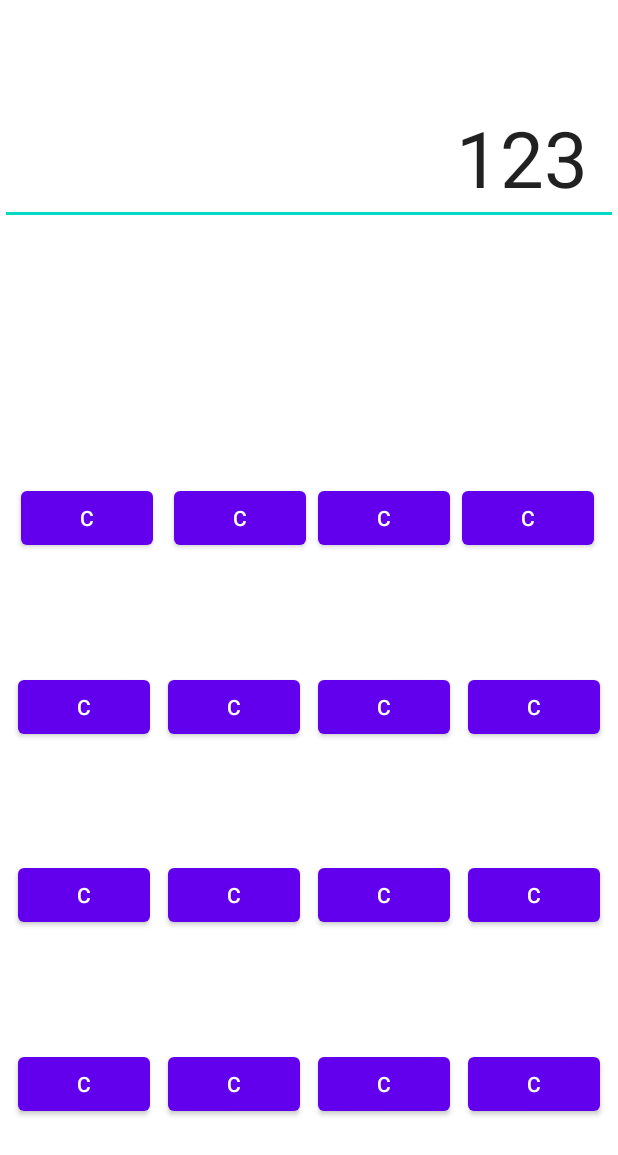
After one commit to 23err/AndroidJavaLessons, an Android app: the layout activity_main_constraint.xml on its own in the app's theme, with its tools: preview values and no code run, on a phone screen of 412 x 824 dp. The commit adds this screen. Shown: the top 1155 px of the screen. Run offline under Robolectric (Android 15) with nearby library versions, the phone set to English and light mode, and no system bars.

Commit message:
выбор layout - constraintLayout

```diff
--- a/app/src/main/res/layout/activity_layout_linear.xml
+++ b/app/src/main/res/layout/activity_layout_linear.xml
@@ -27,6 +27,7 @@
                 android:layout_height="wrap_content"
                 android:text="@string/clear_all"
                 android:textSize="@dimen/text_size_btn" />
+
             <Button
                 android:id="@+id/btnClear"
                 android:layout_width="wrap_content"
--- /dev/null
+++ b/app/src/main/res/layout/activity_main_constraint.xml
@@ -0,0 +1,210 @@
+<?xml version="1.0" encoding="utf-8"?>
+<androidx.constraintlayout.widget.ConstraintLayout xmlns:android="http://schemas.android.com/apk/res/android"
+    xmlns:app="http://schemas.android.com/apk/res-auto"
+    xmlns:tools="http://schemas.android.com/tools"
+    android:layout_width="match_parent"
+    android:layout_height="match_parent">
+
+    <Button
+        android:id="@+id/btnClearAll12"
+        android:layout_width="wrap_content"
+        android:layout_height="wrap_content"
+        android:text="@string/clear_all"
+        app:layout_constraintBottom_toBottomOf="parent"
+        app:layout_constraintEnd_toEndOf="parent"
+        app:layout_constraintHorizontal_bias="0.5"
+        app:layout_constraintStart_toEndOf="@+id/btnClearAll16"
+        app:layout_constraintTop_toBottomOf="@+id/btnClearAll10" />
+
+    <Button
+        android:id="@+id/btnClearAll11"
+        android:layout_width="wrap_content"
+        android:layout_height="wrap_content"
+        android:text="@string/clear_all"
+        app:layout_constraintBottom_toTopOf="@+id/btnClearAll14"
+        app:layout_constraintEnd_toStartOf="@+id/btnClearAll13"
+        app:layout_constraintHorizontal_bias="0.5"
+        app:layout_constraintStart_toEndOf="@+id/btnClearAll15"
+        app:layout_constraintTop_toBottomOf="@+id/btnClearAll2" />
+
+    <Button
+        android:id="@+id/btnClearAll13"
+        android:layout_width="wrap_content"
+        android:layout_height="wrap_content"
+        android:text="@string/clear_all"
+        app:layout_constraintBottom_toTopOf="@+id/btnClearAll16"
+        app:layout_constraintEnd_toStartOf="@+id/btnClearAll10"
+        app:layout_constraintHorizontal_bias="0.5"
+        app:layout_constraintStart_toEndOf="@+id/btnClearAll11"
+        app:layout_constraintTop_toBottomOf="@+id/btnClearAll3" />
+
+    <Button
+        android:id="@+id/btnClearAll16"
+        android:layout_width="wrap_content"
+        android:layout_height="wrap_content"
+        android:text="@string/clear_all"
+        app:layout_constraintBottom_toBottomOf="parent"
+        app:layout_constraintEnd_toStartOf="@+id/btnClearAll12"
+        app:layout_constraintHorizontal_bias="0.5"
+        app:layout_constraintStart_toEndOf="@+id/btnClearAll14"
+        app:layout_constraintTop_toBottomOf="@+id/btnClearAll13" />
+
+    <Button
+        android:id="@+id/btnClearAll14"
+        android:layout_width="wrap_content"
+        android:layout_height="wrap_content"
+        android:text="@string/clear_all"
+        app:layout_constraintBottom_toBottomOf="parent"
+        app:layout_constraintEnd_toStartOf="@+id/btnClearAll16"
+        app:layout_constraintHorizontal_bias="0.5"
+        app:layout_constraintStart_toEndOf="@+id/btnClearAll9"
+        app:layout_constraintTop_toBottomOf="@+id/btnClearAll11" />
+
+    <Button
+        android:id="@+id/btnClearAll10"
+        android:layout_width="wrap_content"
+        android:layout_height="wrap_content"
+        android:text="@string/clear_all"
+        app:layout_constraintBottom_toTopOf="@+id/btnClearAll12"
+        app:layout_constraintEnd_toEndOf="parent"
+        app:layout_constraintHorizontal_bias="0.5"
+        app:layout_constraintStart_toEndOf="@+id/btnClearAll13"
+        app:layout_constraintTop_toBottomOf="@+id/btnClearAll4" />
+
+    <Button
+        android:id="@+id/btnClearAll6"
+        android:layout_width="wrap_content"
+        android:layout_height="wrap_content"
+        android:layout_marginStart="292dp"
+        android:text="@string/clear_all"
+        app:layout_constraintBottom_toTopOf="@+id/btnClearAll4"
+        app:layout_constraintEnd_toEndOf="parent"
+        app:layout_constraintHorizontal_bias="0.5"
+        app:layout_constraintStart_toEndOf="@+id/btnClearAll8"
+        app:layout_constraintStart_toStartOf="parent"
+        app:layout_constraintTop_toTopOf="@+id/guideline2" />
+
+    <Button
+        android:id="@+id/btnClearAll7"
+        android:layout_width="wrap_content"
+        android:layout_height="wrap_content"
+        android:layout_marginStart="108dp"
+        android:text="@string/clear_all"
+        app:layout_constraintBottom_toTopOf="@+id/btnClearAll2"
+        app:layout_constraintEnd_toStartOf="@+id/btnClearAll8"
+        app:layout_constraintHorizontal_bias="0.5"
+        app:layout_constraintStart_toEndOf="@+id/btnClearAll"
+        app:layout_constraintStart_toStartOf="parent"
+        app:layout_constraintTop_toTopOf="@+id/guideline2" />
+
+    <Button
+        android:id="@+id/btnClearAll8"
+        android:layout_width="wrap_content"
+        android:layout_height="wrap_content"
+        android:layout_marginStart="204dp"
+        android:text="@string/clear_all"
+        app:layout_constraintBottom_toTopOf="@+id/btnClearAll3"
+        app:layout_constraintEnd_toStartOf="@+id/btnClearAll6"
+        app:layout_constraintHorizontal_bias="0.5"
+        app:layout_constraintStart_toEndOf="@+id/btnClearAll7"
+        app:layout_constraintStart_toStartOf="parent"
+        app:layout_constraintTop_toTopOf="@+id/guideline2" />
+
+    <EditText
+        android:id="@+id/editText"
+        android:layout_width="match_parent"
+        android:layout_height="wrap_content"
+        android:layout_marginTop="60dp"
+        android:gravity="end"
+        android:paddingHorizontal="20dp"
+        android:paddingVertical="10dp"
+        android:textSize="@dimen/edit_text_size"
+        app:layout_constraintEnd_toEndOf="parent"
+        app:layout_constraintStart_toStartOf="parent"
+        app:layout_constraintTop_toTopOf="parent"
+        tools:text="123" />
+
+    <Button
+        android:id="@+id/btnClearAll"
+        android:layout_width="wrap_content"
+        android:layout_height="wrap_content"
+        android:text="@string/clear_all"
+        app:layout_constraintBottom_toTopOf="@+id/btnClearAll5"
+        app:layout_constraintEnd_toStartOf="@+id/btnClearAll7"
+        app:layout_constraintStart_toStartOf="parent"
+        app:layout_constraintTop_toTopOf="@+id/guideline2" />
+
+    <Button
+        android:id="@+id/btnClearAll5"
+        android:layout_width="wrap_content"
+        android:layout_height="wrap_content"
+        android:text="@string/clear_all"
+        app:layout_constraintBottom_toTopOf="@+id/btnClearAll15"
+        app:layout_constraintEnd_toStartOf="@+id/btnClearAll2"
+        app:layout_constraintHorizontal_bias="0.5"
+        app:layout_constraintStart_toStartOf="parent"
+        app:layout_constraintTop_toBottomOf="@+id/btnClearAll" />
+
+    <Button
+        android:id="@+id/btnClearAll9"
+        android:layout_width="wrap_content"
+        android:layout_height="wrap_content"
+        android:text="@string/clear_all"
+        app:layout_constraintBottom_toBottomOf="parent"
+        app:layout_constraintEnd_toStartOf="@+id/btnClearAll14"
+        app:layout_constraintHorizontal_bias="0.5"
+        app:layout_constraintStart_toStartOf="parent"
+        app:layout_constraintTop_toBottomOf="@+id/btnClearAll15" />
+
+    <Button
+        android:id="@+id/btnClearAll15"
+        android:layout_width="wrap_content"
+        android:layout_height="wrap_content"
+        android:text="@string/clear_all"
+        app:layout_constraintBottom_toTopOf="@+id/btnClearAll9"
+        app:layout_constraintEnd_toStartOf="@+id/btnClearAll11"
+        app:layout_constraintHorizontal_bias="0.5"
+        app:layout_constraintStart_toStartOf="parent"
+        app:layout_constraintTop_toBottomOf="@+id/btnClearAll5" />
+
+    <Button
+        android:id="@+id/btnClearAll2"
+        android:layout_width="wrap_content"
+        android:layout_height="wrap_content"
+        android:text="@string/clear_all"
+        app:layout_constraintBottom_toTopOf="@+id/btnClearAll11"
+        app:layout_constraintEnd_toStartOf="@+id/btnClearAll3"
+        app:layout_constraintHorizontal_bias="0.5"
+        app:layout_constraintStart_toEndOf="@+id/btnClearAll5"
+        app:layout_constraintTop_toBottomOf="@+id/btnClearAll7" />
+
+    <Button
+        android:id="@+id/btnClearAll3"
+        android:layout_width="wrap_content"
+        android:layout_height="wrap_content"
+        android:text="@string/clear_all"
+        app:layout_constraintBottom_toTopOf="@+id/btnClearAll13"
+        app:layout_constraintEnd_toStartOf="@+id/btnClearAll4"
+        app:layout_constraintHorizontal_bias="0.5"
+        app:layout_constraintStart_toEndOf="@+id/btnClearAll2"
+        app:layout_constraintTop_toBottomOf="@+id/btnClearAll8" />
+
+    <Button
+        android:id="@+id/btnClearAll4"
+        android:layout_width="wrap_content"
+        android:layout_height="wrap_content"
+        android:text="@string/clear_all"
+        app:layout_constraintBottom_toTopOf="@+id/btnClearAll10"
+        app:layout_constraintEnd_toEndOf="parent"
+        app:layout_constraintHorizontal_bias="0.5"
+        app:layout_constraintStart_toEndOf="@+id/btnClearAll3"
+        app:layout_constraintTop_toBottomOf="@+id/btnClearAll6" />
+
+    <androidx.constraintlayout.widget.Guideline
+        android:id="@+id/guideline2"
+        android:layout_width="wrap_content"
+        android:layout_height="wrap_content"
+        android:orientation="horizontal"
+        app:layout_constraintGuide_begin="244dp" />
+
+</androidx.constraintlayout.widget.ConstraintLayout>
--- a/app/src/main/res/values/dimens.xml
+++ b/app/src/main/res/values/dimens.xml
@@ -1,4 +1,5 @@
 <?xml version="1.0" encoding="utf-8"?>
 <resources>
     <dimen name="text_size_btn">32sp</dimen>
+    <dimen name="edit_text_size">52sp</dimen>
 </resources>
--- a/app/src/main/res/values/strings.xml
+++ b/app/src/main/res/values/strings.xml
@@ -37,4 +37,5 @@
     <string name="equal">=</string>
     <string name="Comma">,</string>
     <string name="clear_all">C</string>
+    <string name="_1">1</string>
 </resources>
```
